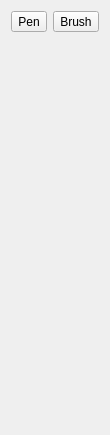
Above: src/Widgets/ToolbarWidget.ui from weeska/PixelEditor before the change. Below: the same form after it.
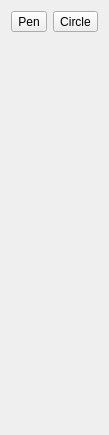
That is the form after the change.

Commit message: Add CirclePaint tool and mechanism for switching tools.

The edit to the form file:
```diff
--- a/src/Widgets/ToolbarWidget.ui
+++ b/src/Widgets/ToolbarWidget.ui
@@ -19,7 +19,7 @@
      <item row="0" column="2">
       <widget class="QToolButton" name="toolButton_2">
        <property name="text">
-        <string>Brush</string>
+        <string>Circle</string>
        </property>
       </widget>
      </item>
```
Left out of the diff: 2 changed lines with no effect on the pictures. The commit also changes 10 other files.
